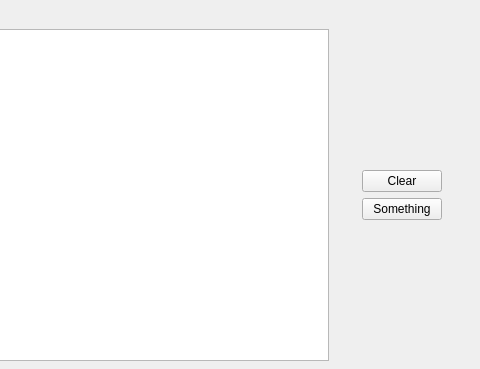
Before: the Qt Designer form tablog.ui in A2-Collaboration-dev/GoAT_GUI, drawn with Qt 5; both pictures show x 117 to 597 and y 0 to 369 of the 597 by 492 pixel window.
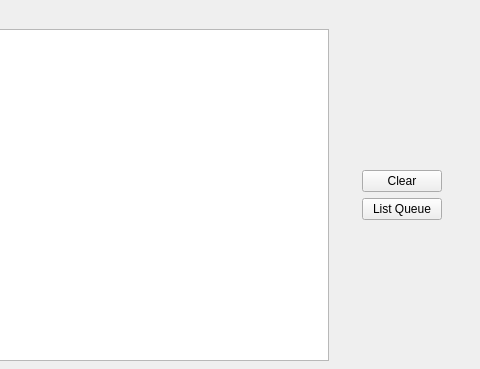
After: the same form once the commit is applied.

Commit message: Reimplemented new ACQU file checking system purely based on queue lists. Added show Queue List button.

```diff
--- a/tablog.ui
+++ b/tablog.ui
@@ -56,7 +56,7 @@
             <item>
              <widget class="QPushButton" name="pushButton_2">
               <property name="text">
-               <string>Something</string>
+               <string>List Queue</string>
               </property>
              </widget>
             </item>
```
Left out of the diff: 2 changed lines with no effect on the pictures. The commit also changes 13 other files.
